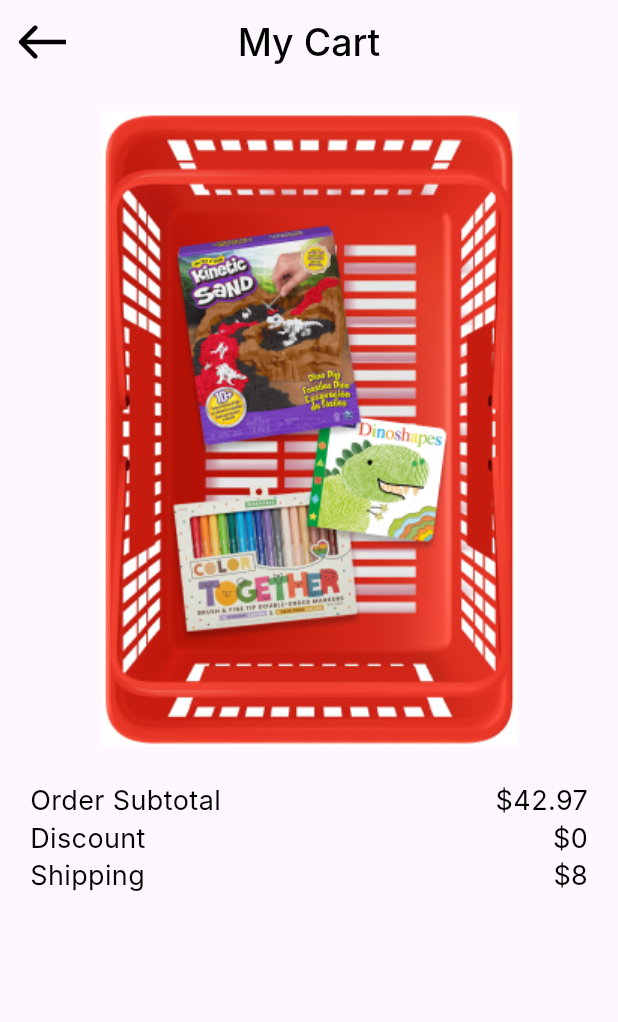
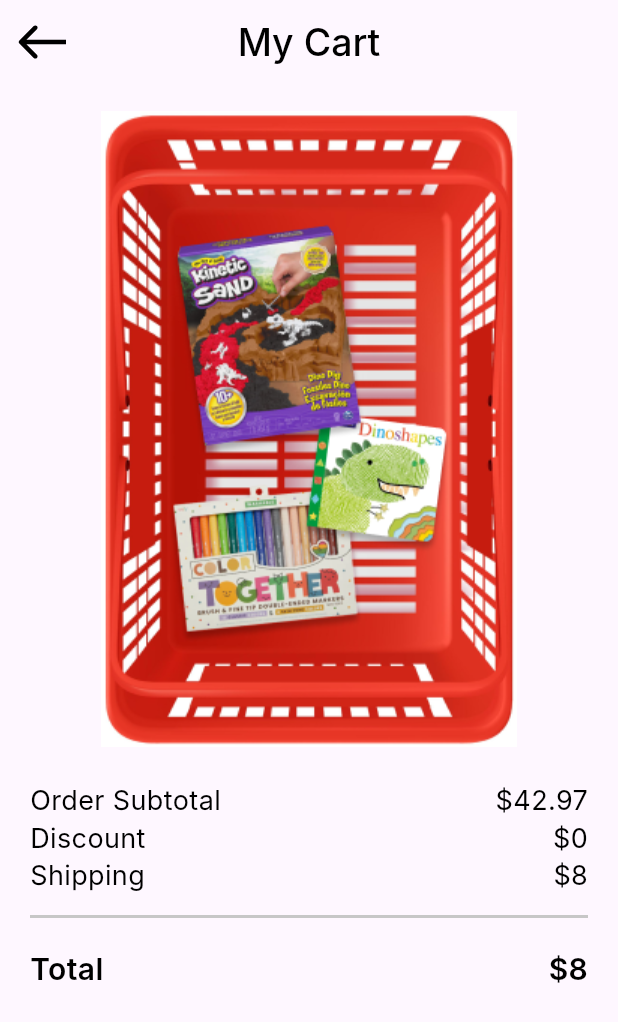
Before and after one commit to makdad-raee/payment_app, a Flutter app: the screen it shows after launch, on a phone screen of 412 x 824 dp. Shown: the top 1022 px of the screen. Run offline on Flutter 3.47's test engine with Material 3 defaults, Android fonts, the phone set to English and light mode, and no system bars; our stand-ins replace flutter_svg; Roboto replaces fonts that are missing (Inter).

Commit message:
create total price widget in my cart view

```diff
--- a/lib/Features/Checkout/Presentation/Views/widgets/my_cart_view.body.dart
+++ b/lib/Features/Checkout/Presentation/Views/widgets/my_cart_view.body.dart
@@ -1,5 +1,6 @@
 import 'package:flutter/material.dart';
-import 'package:payment_app/Core/Utiles/styles.dart';
+import 'package:payment_app/Features/Checkout/Presentation/Views/widgets/order_info_item.dart';
+import 'package:payment_app/Features/Checkout/Presentation/Views/widgets/total_price.dart';
 
 class MyCartViewBody extends StatelessWidget {
   const MyCartViewBody({super.key});
@@ -15,35 +16,32 @@ class MyCartViewBody extends StatelessWidget {
             height: 18,
           ),
           Image.asset('assets/images/basket_image.png'),
-          const SizedBox(height: 25,),
-         const OrderInfoItem(title: 'Order Subtotal',value:'\$42.97', ),
-         const SizedBox(height: 3,),
-        const  OrderInfoItem(title:'Discount' ,value:'\$0' ),
-        const SizedBox(height: 3,),
-         const OrderInfoItem(title: 'Shipping',value: '\$8'),
+          const SizedBox(
+            height: 25,
+          ),
+          const OrderInfoItem(
+            title: 'Order Subtotal',
+            value: '\$42.97',
+          ),
+          const SizedBox(
+            height: 3,
+          ),
+          const OrderInfoItem(title: 'Discount', value: '\$0'),
+          const SizedBox(
+            height: 3,
+          ),
+          const OrderInfoItem(title: 'Shipping', value: '\$8'),
+          const SizedBox(
+            height: 8,
+          ),
+          const Divider(
+            thickness: 2,
+            color: Color(0xFFC7C7C7),
+          ),
+          const SizedBox(height: 15,),
+        const  TotalPrice(title: 'Total',value:'\$8', )
         ],
       ),
     );
   }
 }
-
-class OrderInfoItem extends StatelessWidget {
-  const OrderInfoItem({super.key, required this.title, required this.value});
-  final String title,value;
-
-  @override
-  Widget build(BuildContext context) {
-    return  Row(
-      children: [
-        Text(title,
-            textAlign: TextAlign.center, style: Styles.textStyle18),
-        const Spacer(),
-         Text(
-          value,
-          textAlign: TextAlign.center,
-          style: Styles.textStyle18
-        )
-      ],
-    );
-  }
-}
--- /dev/null
+++ b/lib/Features/Checkout/Presentation/Views/widgets/order_info_item.dart
@@ -0,0 +1,18 @@
+import 'package:flutter/material.dart';
+import 'package:payment_app/Core/Utiles/styles.dart';
+
+class OrderInfoItem extends StatelessWidget {
+  const OrderInfoItem({super.key, required this.title, required this.value});
+  final String title, value;
+
+  @override
+  Widget build(BuildContext context) {
+    return Row(
+      children: [
+        Text(title, textAlign: TextAlign.center, style: Styles.textStyle18),
+        const Spacer(),
+        Text(value, textAlign: TextAlign.center, style: Styles.textStyle18),
+      ],
+    );
+  }
+}
--- /dev/null
+++ b/lib/Features/Checkout/Presentation/Views/widgets/total_price.dart
@@ -0,0 +1,18 @@
+import 'package:flutter/cupertino.dart';
+import 'package:payment_app/Core/Utiles/styles.dart';
+
+class TotalPrice extends StatelessWidget {
+  const TotalPrice({super.key, required this.title, required this.value});
+  final String title, value;
+
+  @override
+  Widget build(BuildContext context) {
+    return  Row(
+      children: [
+        Text(title, textAlign: TextAlign.center, style: Styles.textStyle24),
+        const Spacer(),
+        Text(value, textAlign: TextAlign.center, style: Styles.textStyle24),
+      ],
+    );
+  }
+}
```
